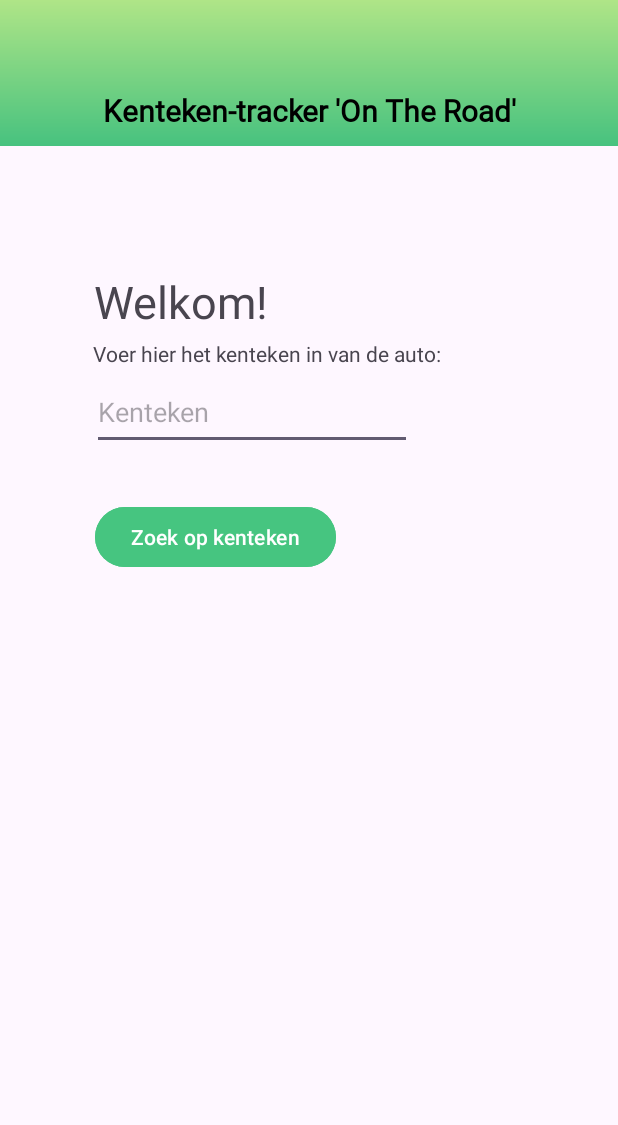
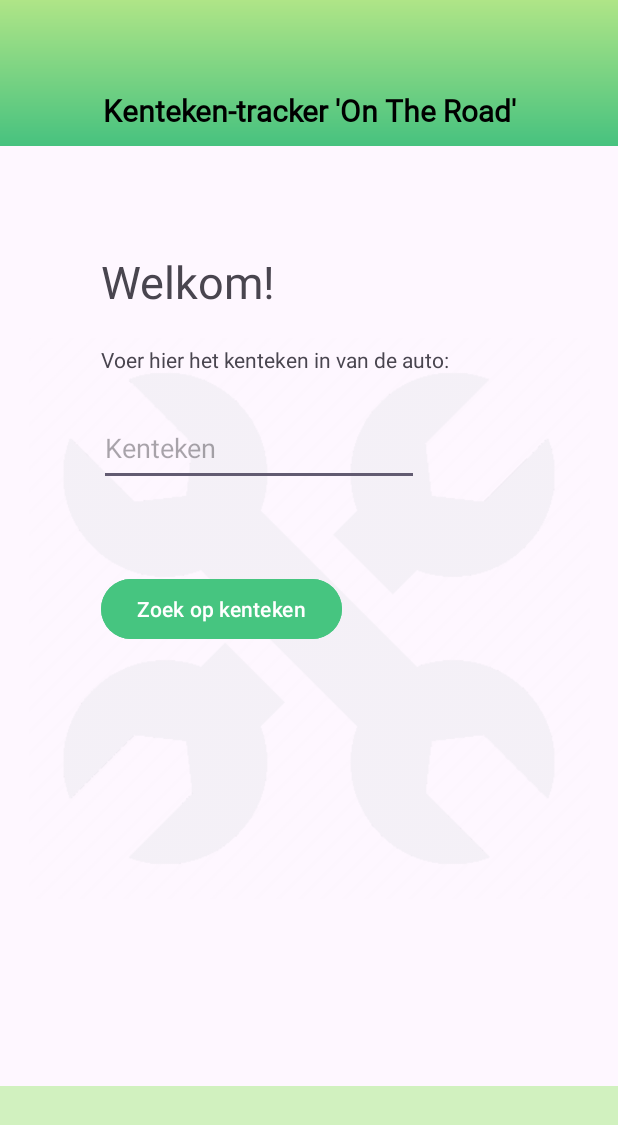
Before and after one commit to NathanGrs00/taxicompany-on-the-road, an Android app: the screen it shows after launch (MainActivity), on a phone screen of 412 x 824 dp. Shown: the top 1125 px of the screen. Run offline under Robolectric (Android 15) with nearby library versions, the phone set to English and light mode, and no system bars.

Commit message:
Refactor UI elements and update IDs for consistency
- Renamed `kentekenInvoer` to `ptKentekenInvoer` and `verzendKentekenKnop` to `btnVerzendKenteken` in `MainActivity.kt`
- Replaced `headerText` with `tvTitelBanner` and adjusted styling
- Added `ivAchtergrondLogo` for background logo
- Introduced `llNavigatieBalk` as a navigation bar at the bottom
- Refactored layout structure for better organization and readability

```diff
--- a/app/src/main/java/com/nathan/taxibedrijf_on_the_road/MainActivity.kt
+++ b/app/src/main/java/com/nathan/taxibedrijf_on_the_road/MainActivity.kt
@@ -17,10 +17,10 @@ class MainActivity : AppCompatActivity() {
         enableEdgeToEdge()
         setContentView(R.layout.activity_main)
 
-        kentekenInvoer = findViewById(R.id.kentekenInvoer)
+        kentekenInvoer = findViewById(R.id.ptKentekenInvoer)
         toonGegevens = findViewById(R.id.autoGegevensText)
 
-        val verzendKentekenKnop = findViewById<Button>(R.id.verzendKentekenKnop)
+        val verzendKentekenKnop = findViewById<Button>(R.id.btnVerzendKenteken)
         verzendKentekenKnop.setOnClickListener(){
             toonGegevens.text = kentekenInvoer.text
         }
--- a/app/src/main/res/layout/activity_main.xml
+++ b/app/src/main/res/layout/activity_main.xml
@@ -8,8 +8,25 @@
     android:layout_height="match_parent"
     tools:context=".MainActivity">
 
+    <ImageView
+        android:id="@+id/ivAchtergrondLogo"
+        android:layout_width="match_parent"
+        android:layout_height="374dp"
+        android:src="@drawable/taxibedrijf_logo"
+        app:layout_constraintBottom_toBottomOf="parent"
+        app:layout_constraintEnd_toEndOf="parent"
+        app:layout_constraintStart_toStartOf="parent"
+        app:layout_constraintTop_toTopOf="parent" />
+
+    <androidx.constraintlayout.widget.ConstraintLayout
+        android:id="@+id/constraintLayout"
+        android:layout_width="match_parent"
+        android:layout_height="match_parent"
+        tools:layout_editor_absoluteX="0dp"
+        tools:layout_editor_absoluteY="0dp">
+
         <TextView
-        android:id="@+id/headerText"
+            android:id="@+id/tvTitelBanner"
             android:layout_width="match_parent"
             android:layout_height="wrap_content"
             android:background="@drawable/gradient"
@@ -21,7 +38,6 @@
             android:textColor="@android:color/black"
             android:textSize="20sp"
             android:textStyle="bold"
-        app:layout_constraintEnd_toEndOf="parent"
             app:layout_constraintStart_toStartOf="parent"
             app:layout_constraintTop_toTopOf="parent" />
 
@@ -32,26 +48,26 @@
             android:text=""
             app:layout_constraintBottom_toBottomOf="parent"
             app:layout_constraintEnd_toEndOf="parent"
-        app:layout_constraintHorizontal_bias="0.153"
+            app:layout_constraintHorizontal_bias="0.163"
             app:layout_constraintStart_toStartOf="parent"
-        app:layout_constraintTop_toTopOf="parent"
-        app:layout_constraintVertical_bias="0.564" />
+            app:layout_constraintTop_toBottomOf="@+id/btnVerzendKenteken"
+            app:layout_constraintVertical_bias="0.17" />
 
         <TextView
-        android:id="@+id/welkomTitel"
+            android:id="@+id/tvWelkomSubtitel"
             android:layout_width="wrap_content"
             android:layout_height="wrap_content"
             android:text="Welkom!"
             android:textSize="30sp"
             app:layout_constraintBottom_toBottomOf="parent"
             app:layout_constraintEnd_toEndOf="parent"
-        app:layout_constraintHorizontal_bias="0.213"
+            app:layout_constraintHorizontal_bias="0.227"
             app:layout_constraintStart_toStartOf="parent"
             app:layout_constraintTop_toTopOf="parent"
-        app:layout_constraintVertical_bias="0.231" />
+            app:layout_constraintVertical_bias="0.214" />
 
         <EditText
-        android:id="@+id/kentekenInvoer"
+            android:id="@+id/ptKentekenInvoer"
             android:layout_width="wrap_content"
             android:layout_height="50dp"
             android:ems="10"
@@ -59,34 +75,49 @@
             android:inputType="text"
             app:layout_constraintBottom_toBottomOf="parent"
             app:layout_constraintEnd_toEndOf="parent"
-        app:layout_constraintHorizontal_bias="0.308"
+            app:layout_constraintHorizontal_bias="0.333"
             app:layout_constraintStart_toStartOf="parent"
-        app:layout_constraintTop_toTopOf="parent"
-        app:layout_constraintVertical_bias="0.323" />
+            app:layout_constraintTop_toBottomOf="@+id/tvWelkomSubtitel"
+            app:layout_constraintVertical_bias="0.117" />
 
         <TextView
-        android:id="@+id/vraagKentekenLabel"
+            android:id="@+id/tvVraagKenteken"
             android:layout_width="242dp"
             android:layout_height="22dp"
             android:text="Voer hier het kenteken in van de auto:"
-        app:layout_constraintBottom_toBottomOf="parent"
+            app:layout_constraintBottom_toTopOf="@+id/ptKentekenInvoer"
             app:layout_constraintEnd_toEndOf="parent"
-        app:layout_constraintHorizontal_bias="0.366"
+            app:layout_constraintHorizontal_bias="0.396"
             app:layout_constraintStart_toStartOf="parent"
-        app:layout_constraintTop_toTopOf="parent"
-        app:layout_constraintVertical_bias="0.282" />
+            app:layout_constraintTop_toBottomOf="@+id/tvWelkomSubtitel" />
 
         <Button
-        android:id="@+id/verzendKentekenKnop"
+            android:id="@+id/btnVerzendKenteken"
             android:layout_width="wrap_content"
             android:layout_height="wrap_content"
+            android:layout_marginTop="16dp"
             android:backgroundTint="#46C580"
             android:text="Zoek op kenteken"
             app:layout_constraintBottom_toBottomOf="parent"
             app:layout_constraintEnd_toEndOf="parent"
-        app:layout_constraintHorizontal_bias="0.252"
+            app:layout_constraintHorizontal_bias="0.268"
             app:layout_constraintStart_toStartOf="parent"
-        app:layout_constraintTop_toTopOf="parent"
-        app:layout_constraintVertical_bias="0.43" />
+            app:layout_constraintTop_toBottomOf="@+id/tvWelkomSubtitel"
+            app:layout_constraintVertical_bias="0.286" />
+
+        <LinearLayout
+            android:id="@+id/llNavigatieBalk"
+            android:layout_width="match_parent"
+            android:layout_height="100dp"
+            android:background="#D1F1BF"
+            android:orientation="horizontal"
+            app:layout_constraintBottom_toBottomOf="parent"
+            app:layout_constraintEnd_toEndOf="parent"
+            app:layout_constraintHorizontal_bias="0.0"
+            app:layout_constraintStart_toStartOf="parent"
+            app:layout_constraintTop_toTopOf="@+id/tvTitelBanner"
+            app:layout_constraintVertical_bias="1.0"></LinearLayout>
 
     </androidx.constraintlayout.widget.ConstraintLayout>
+
+</androidx.constraintlayout.widget.ConstraintLayout>
```
Also changed, not shown: app/src/main/res/drawable/taxibedrijf_logo.png (added). Lines whose indentation alone changed are shown as unchanged.
